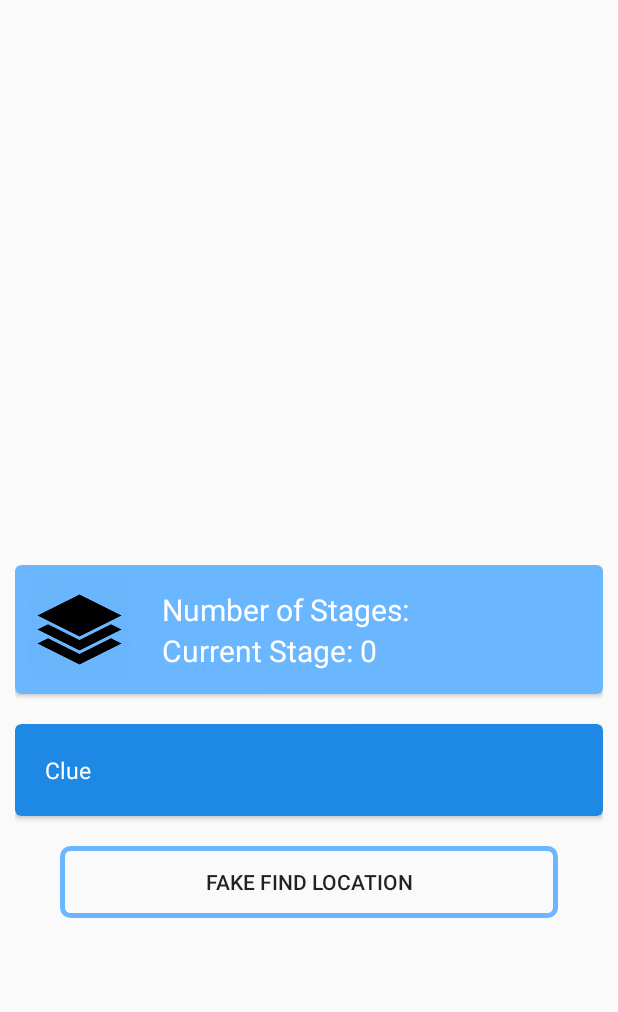
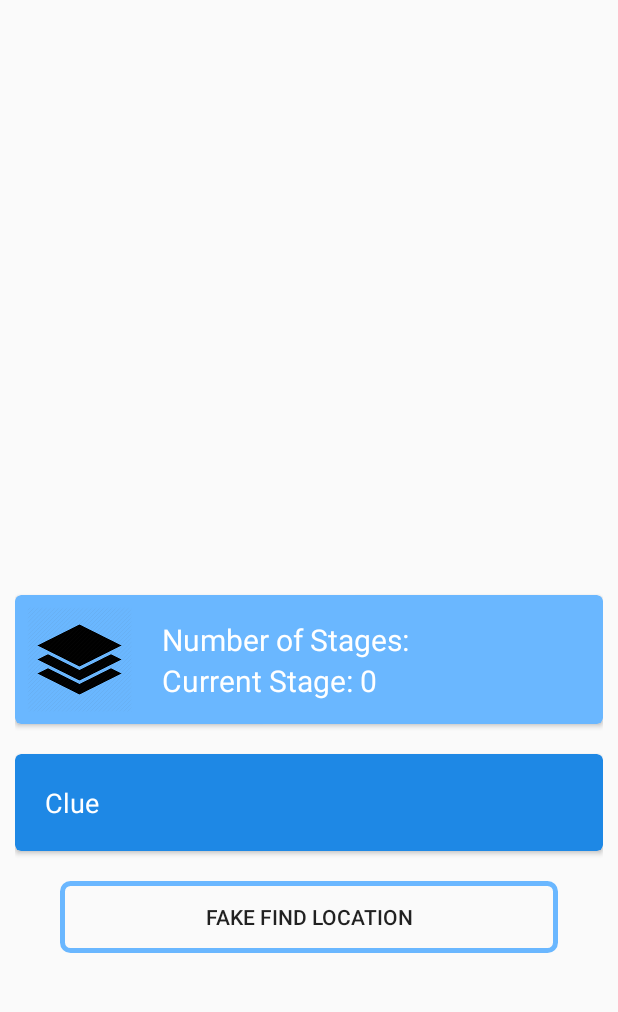
Before and after one commit to GavinFitzgerald94/campusQuest, an Android app: the fragment MapsActivity shown on its own in the app's theme, on a phone screen of 412 x 824 dp, the part 53-1065 px from its top. Run offline under Robolectric (Android 15) with nearby library versions, the phone set to English and light mode, and no system bars.

Commit message:
Fix the style bug

```diff
--- a/app/src/main/res/layout/content_treasure_hunt.xml
+++ b/app/src/main/res/layout/content_treasure_hunt.xml
@@ -31,6 +31,7 @@
             android:layout_width="match_parent"
             android:layout_height="wrap_content"
             android:layout_gravity="center"
+            android:layout_marginTop="20sp"
             android:layout_marginBottom="20dp"
             card_view:cardBackgroundColor="@color/colorAccent"
             card_view:cardCornerRadius="4dp">
@@ -88,7 +89,7 @@
                 android:ems="10"
                 android:padding="20sp"
                 android:textColor="#FFF"
-                android:textSize="15dp"
+                android:textSize="18dp"
                 android:inputType="textPersonName"
                 android:text="Clue" />
         </android.support.v7.widget.CardView>
--- a/app/src/main/res/layout/content_treasure_hunt_home.xml
+++ b/app/src/main/res/layout/content_treasure_hunt_home.xml
@@ -1,7 +1,7 @@
 <?xml version="1.0" encoding="utf-8"?>
 <LinearLayout xmlns:android="http://schemas.android.com/apk/res/android"
     android:layout_width="wrap_content"
-    android:layout_height="wrap_content"
+    android:layout_height="match_parent"
     android:orientation="vertical"
     android:background="#FFFFFF">
 
```
